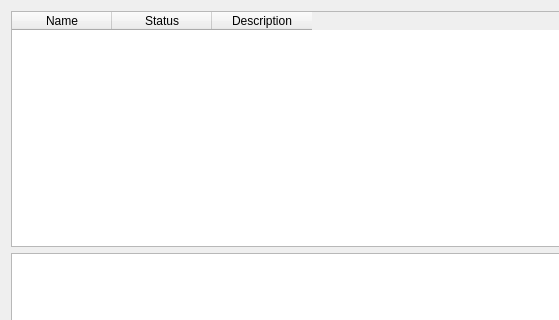
Old version of the form poc/golemPy/examples/gnr/ui/EnvironmentsDialog.ui in the repository golemfactory/clay; both pictures show x 0 to 559 and y 0 to 320 of the 983 by 527 pixel window.
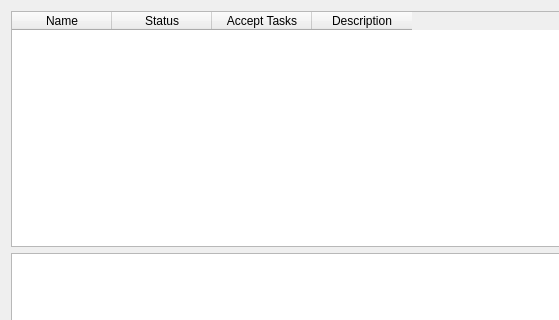
New version of the form.

Commit message: Wsparcie dla środowisk liczenia tasków z wybranych środowisk.

```diff
--- a/poc/golemPy/examples/gnr/ui/EnvironmentsDialog.ui
+++ b/poc/golemPy/examples/gnr/ui/EnvironmentsDialog.ui
@@ -73,6 +73,11 @@
          <string>Status</string>
         </property>
        </column>
+       <column>
+        <property name="text">
+         <string>Accept Tasks</string>
+        </property>
+       </column>
        <column>
         <property name="text">
          <string>Description</string>
```
Left out of the diff: 6 changed lines with no effect on the pictures. The commit also changes 12 other files.
